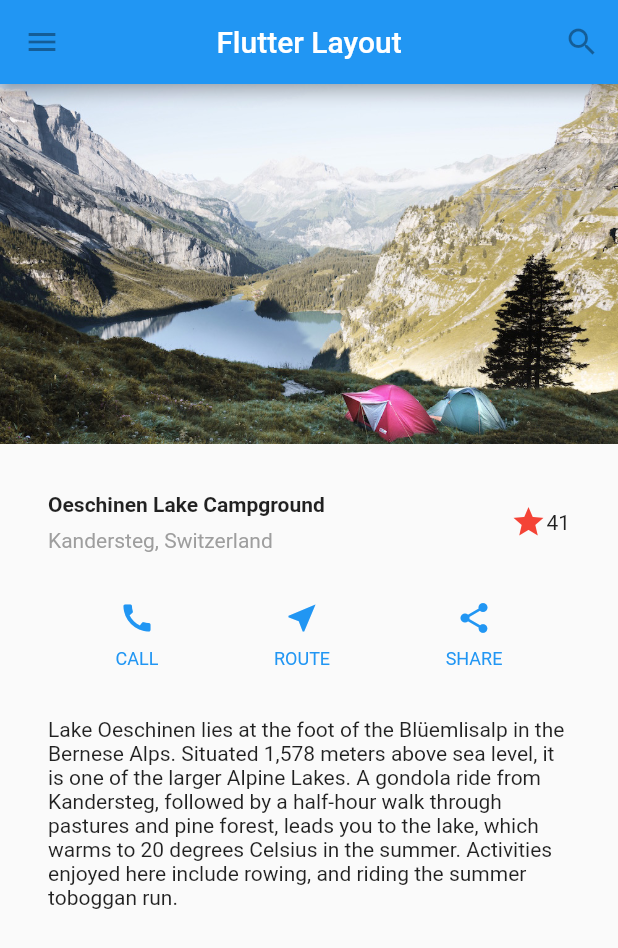
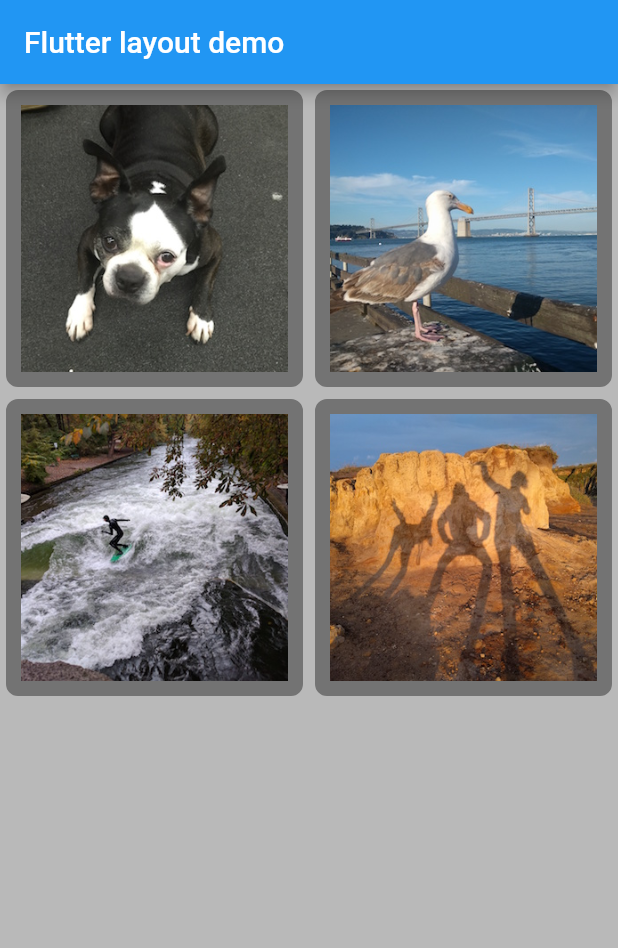
Before and after one commit to nvrr/Flutter.Doc, a Flutter app: the screen it shows after launch, on a phone screen of 412 x 824 dp. Shown: the top 948 px of the screen. Run offline on Flutter 3.47's test engine with Material 2 defaults, Android fonts, the phone set to English and light mode, and no system bars.

Commit message:
Flutter Layout-3

```diff
--- a/lib/main.dart
+++ b/lib/main.dart
@@ -9,125 +9,51 @@ void main() {
 }
 
 
-
-// ignore: must_be_immutable
 class MyApp extends StatelessWidget {
   @override
   Widget build(BuildContext context) {
-
-     Color color = Theme.of(context).primaryColor;
-
-    Widget buttonSection = Container(
-      child: Row(
-        mainAxisAlignment: MainAxisAlignment.spaceEvenly,
-        children: [
-          _buildButtonColumn(color, Icons.call, 'CALL'),
-          _buildButtonColumn(color, Icons.near_me, 'ROUTE'),
-          _buildButtonColumn(color, Icons.share, 'SHARE'),
-        ],
-      ),
-    );
-
     return MaterialApp(
-      title: 'Flutter layout Demo',
+      title: 'Flutter layout demo',
       home: Scaffold(
         appBar: AppBar(
-          leading: IconButton(
-          icon: Icon(Icons.menu),
-          tooltip: 'Navigation menu',
-          onPressed: null,
+          title: Text('Flutter layout demo'),
         ),
-          title: Text('Flutter Layout'), centerTitle: true,
-          actions: <Widget>[
-          IconButton(
-            icon: Icon(Icons.search),
-            tooltip: 'Search',
-            onPressed: null,
-          ),
-        ],
-        ),
-        body: ListView(
-          children: <Widget>[
-            Image.asset(
-              'images/lake.jpg',
-              width: 600,
-              height: 240,
-              fit: BoxFit.cover
-            ),
-            titleSection,
-            buttonSection,
-            textSection
-          ],)
-      )
+        body: Center(child: _buildImageColumn())
+      ),
     );
   }
 
-  Widget titleSection = Container(
+  // #docregion column
+  Widget _buildImageColumn() => Container(
+        decoration: BoxDecoration(
+          color: Colors.black26,
+        ),
+        child: Column(
+          children: [
+            _buildImageRow(1),
+            _buildImageRow(3),
+          ],
+        ),
+      );
+  // #enddocregion column
 
-    padding: const EdgeInsets.all(32),
-    child:Row(
-      children: [
-        Expanded(
-           child: Column(
-             crossAxisAlignment: CrossAxisAlignment.start,
-            children: [
-              Container(
-                padding:  const EdgeInsets.only(bottom: 8),
-                child: Text(
-                  'Oeschinen Lake Campground',
-                  style: TextStyle(
-                    fontWeight: FontWeight.bold
-                  )
-                  )
-              ),
-              Text(
-                'Kandersteg, Switzerland',
-                style: TextStyle(
-                  color: Colors.grey[500]
-                )
-                )
-            ],),
+  // #docregion row
+  Widget _buildDecoratedImage(int imageIndex) => Expanded(
+        child: Container(
+          decoration: BoxDecoration(
+            border: Border.all(width: 10, color: Colors.black38),
+            borderRadius: const BorderRadius.all(const Radius.circular(8)),
+          ),
+          margin: const EdgeInsets.all(4),
+          child: Image.asset('images/pic$imageIndex.jpg'),
         ),
-          Icon(Icons.star,
-          color: Colors.red[500]
-          ),
-          Text('41')
-      ],)
-  );
+      );
 
-  Column _buildButtonColumn(Color color, IconData icon, String label) {
-    return Column(
-        mainAxisSize: MainAxisSize.min,
-        mainAxisAlignment: MainAxisAlignment.center,
-      children: [
-        Icon(icon, color: color),
-        Container(
-         margin: const EdgeInsets.only(top: 8),
-          child: Text(
-            label,
-            style: TextStyle(
-              fontSize: 12,
-              fontWeight: FontWeight.w400,
-              color: color
-              )
-          ),)
-      ],
-    );
-  }
-
-
-Widget textSection = Container(
-  padding: const EdgeInsets.all(32),
-  child: Text(
-    'Lake Oeschinen lies at the foot of the Blüemlisalp in the Bernese '
-        'Alps. Situated 1,578 meters above sea level, it is one of the '
-        'larger Alpine Lakes. A gondola ride from Kandersteg, followed by a '
-        'half-hour walk through pastures and pine forest, leads you to the '
-        'lake, which warms to 20 degrees Celsius in the summer. Activities '
-        'enjoyed here include rowing, and riding the summer toboggan run.',
-        softWrap: true
-        ),
-
-
-  );
+  Widget _buildImageRow(int imageIndex) => Row(
+        children: [
+          _buildDecoratedImage(imageIndex),
+          _buildDecoratedImage(imageIndex + 1),
+        ],
+      );
+  // #enddocregion row
 }
```
Also changed, not shown: images/lake.jpg (deleted), images/pic1.jpg (added), images/pic2.jpg (added), images/pic3.jpg (added), images/pic4.jpg (added).
